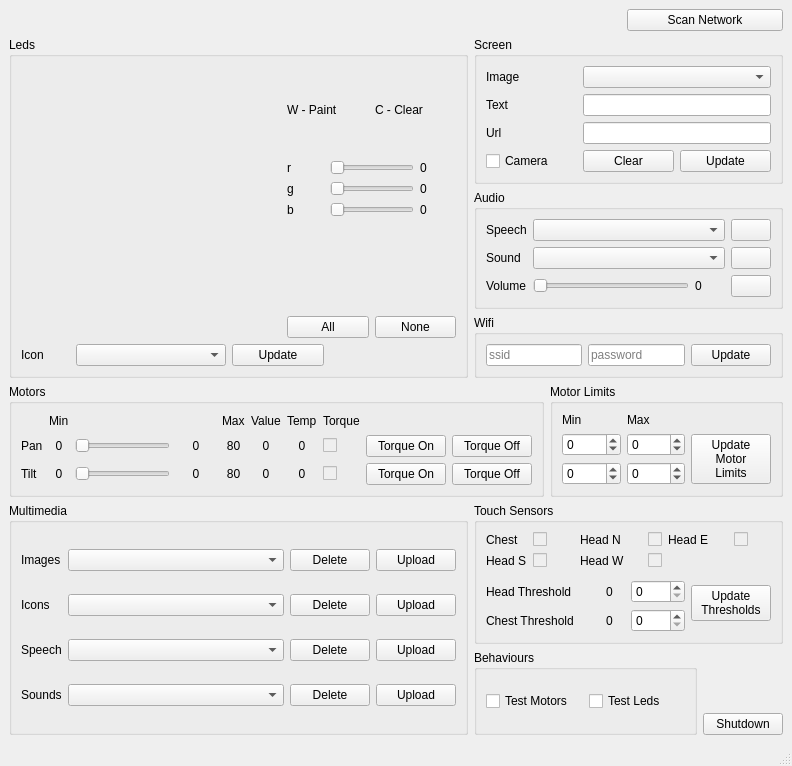
Above: app/main_window.ui from idmind-robotics/elmo before the change. Below: the same form after it.
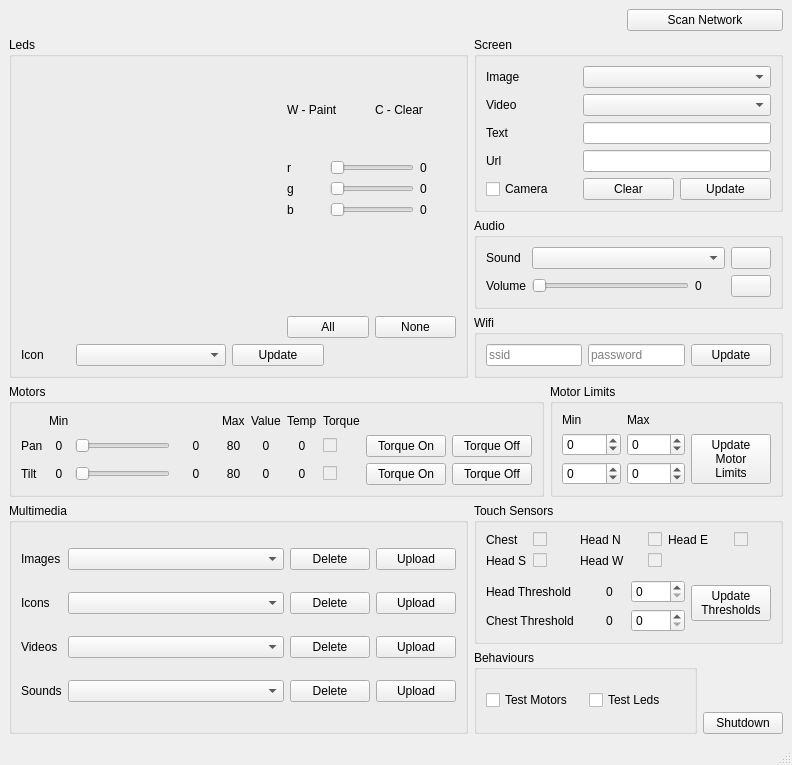
That is the form after the change. Icons and pictures are not drawn.

Commit message: integrating video

Patch:
```diff
--- a/app/main_window.ui
+++ b/app/main_window.ui
@@ -7,7 +7,7 @@
     <x>0</x>
     <y>0</y>
     <width>792</width>
-    <height>766</height>
+    <height>765</height>
    </rect>
   </property>
   <property name="minimumSize">
@@ -20,7 +20,7 @@
    <string>MainWindow</string>
   </property>
   <property name="windowIcon">
-   <iconset resource="resource.qrc">
+   <iconset>
     <normaloff>:/res/icon.ico</normaloff>:/res/icon.ico</iconset>
   </property>
   <widget class="QWidget" name="centralwidget">
@@ -352,8 +352,8 @@
       <property name="title">
        <string>Screen</string>
       </property>
-      <layout class="QGridLayout" name="gridLayout_14">
-       <item row="0" column="0">
+      <layout class="QGridLayout" name="gridLayout_10">
+       <item row="0" column="1">
         <widget class="QLabel" name="label_35">
          <property name="font">
           <font>
@@ -365,16 +365,7 @@
          </property>
         </widget>
        </item>
-       <item row="0" column="1" colspan="2">
-        <widget class="QComboBox" name="screen_image_list">
-         <property name="font">
-          <font>
-           <pointsize>9</pointsize>
-          </font>
-         </property>
-        </widget>
-       </item>
-       <item row="1" column="0">
+       <item row="2" column="1">
         <widget class="QLabel" name="label_36">
          <property name="font">
           <font>
@@ -386,7 +377,7 @@
          </property>
         </widget>
        </item>
-       <item row="1" column="1" colspan="2">
+       <item row="2" column="2" colspan="2">
         <widget class="QLineEdit" name="screen_text">
          <property name="font">
           <font>
@@ -395,7 +386,7 @@
          </property>
         </widget>
        </item>
-       <item row="2" column="0">
+       <item row="3" column="1">
         <widget class="QLabel" name="label_37">
          <property name="font">
           <font>
@@ -407,7 +398,7 @@
          </property>
         </widget>
        </item>
-       <item row="2" column="1" colspan="2">
+       <item row="3" column="2" colspan="2">
         <widget class="QLineEdit" name="screen_url">
          <property name="font">
           <font>
@@ -416,7 +407,7 @@
          </property>
         </widget>
        </item>
-       <item row="3" column="0">
+       <item row="4" column="1">
         <widget class="QCheckBox" name="screen_camera">
          <property name="font">
           <font>
@@ -428,7 +419,7 @@
          </property>
         </widget>
        </item>
-       <item row="3" column="1">
+       <item row="4" column="2">
         <widget class="QPushButton" name="screen_clear">
          <property name="font">
           <font>
@@ -440,7 +431,7 @@
          </property>
         </widget>
        </item>
-       <item row="3" column="2">
+       <item row="4" column="3">
         <widget class="QPushButton" name="screen_update">
          <property name="font">
           <font>
@@ -452,6 +443,36 @@
          </property>
         </widget>
        </item>
+       <item row="1" column="2" colspan="2">
+        <widget class="QComboBox" name="screen_video_list">
+         <property name="font">
+          <font>
+           <pointsize>9</pointsize>
+          </font>
+         </property>
+        </widget>
+       </item>
+       <item row="1" column="1">
+        <widget class="QLabel" name="label_38">
+         <property name="font">
+          <font>
+           <pointsize>9</pointsize>
+          </font>
+         </property>
+         <property name="text">
+          <string>Video</string>
+         </property>
+        </widget>
+       </item>
+       <item row="0" column="2" colspan="2">
+        <widget class="QComboBox" name="screen_image_list">
+         <property name="font">
+          <font>
+           <pointsize>9</pointsize>
+          </font>
+         </property>
+        </widget>
+       </item>
       </layout>
      </widget>
     </item>
@@ -467,43 +488,6 @@
       </property>
       <layout class="QGridLayout" name="gridLayout_16">
        <item row="0" column="0">
-        <widget class="QLabel" name="label_29">
-         <property name="font">
-          <font>
-           <pointsize>9</pointsize>
-          </font>
-         </property>
-         <property name="text">
-          <string>Speech</string>
-         </property>
-        </widget>
-       </item>
-       <item row="0" column="1" colspan="2">
-        <widget class="QComboBox" name="audio_speech_list">
-         <property name="font">
-          <font>
-           <pointsize>9</pointsize>
-          </font>
-         </property>
-        </widget>
-       </item>
-       <item row="0" column="3">
-        <widget class="QPushButton" name="audio_play_speech">
-         <property name="font">
-          <font>
-           <pointsize>9</pointsize>
-          </font>
-         </property>
-         <property name="text">
-          <string/>
-         </property>
-         <property name="icon">
-          <iconset resource="resource.qrc">
-           <normaloff>:/res/icons/control.png</normaloff>:/res/icons/control.png</iconset>
-         </property>
-        </widget>
-       </item>
-       <item row="1" column="0">
         <widget class="QLabel" name="label_32">
          <property name="font">
           <font>
@@ -515,7 +499,7 @@
          </property>
         </widget>
        </item>
-       <item row="1" column="1" colspan="2">
+       <item row="0" column="1" colspan="2">
         <widget class="QComboBox" name="audio_sound_list">
          <property name="font">
           <font>
@@ -524,7 +508,7 @@
          </property>
         </widget>
        </item>
-       <item row="1" column="3">
+       <item row="0" column="3">
         <widget class="QPushButton" name="audio_play_sound">
          <property name="font">
           <font>
@@ -535,12 +519,12 @@
           <string/>
          </property>
          <property name="icon">
-          <iconset resource="resource.qrc">
+          <iconset>
            <normaloff>:/res/icons/control.png</normaloff>:/res/icons/control.png</iconset>
          </property>
         </widget>
        </item>
-       <item row="2" column="0">
+       <item row="1" column="0">
         <widget class="QLabel" name="label_33">
          <property name="font">
           <font>
@@ -552,7 +536,7 @@
          </property>
         </widget>
        </item>
-       <item row="2" column="1">
+       <item row="1" column="1">
         <widget class="QSlider" name="audio_volume">
          <property name="font">
           <font>
@@ -564,7 +548,7 @@
          </property>
         </widget>
        </item>
-       <item row="2" column="2">
+       <item row="1" column="2">
         <widget class="QLabel" name="label_43">
          <property name="minimumSize">
           <size>
@@ -582,7 +566,7 @@
          </property>
         </widget>
        </item>
-       <item row="2" column="3">
+       <item row="1" column="3">
         <widget class="QPushButton" name="audio_pause">
          <property name="font">
           <font>
@@ -593,7 +577,7 @@
           <string/>
          </property>
          <property name="icon">
-          <iconset resource="resource.qrc">
+          <iconset>
            <normaloff>:/res/icons/control-pause.png</normaloff>:/res/icons/control-pause.png</iconset>
          </property>
         </widget>
@@ -1266,12 +1250,12 @@
           </font>
          </property>
          <property name="text">
-          <string>Speech</string>
+          <string>Videos</string>
          </property>
         </widget>
        </item>
        <item row="2" column="1">
-        <widget class="QComboBox" name="multimedia_speech_list">
+        <widget class="QComboBox" name="multimedia_video_list">
          <property name="font">
           <font>
            <pointsize>9</pointsize>
@@ -1280,7 +1264,7 @@
         </widget>
        </item>
        <item row="2" column="2">
-        <widget class="QPushButton" name="multimedia_speech_delete">
+        <widget class="QPushButton" name="multimedia_video_delete">
          <property name="font">
           <font>
            <pointsize>9</pointsize>
@@ -1292,7 +1276,7 @@
         </widget>
        </item>
        <item row="2" column="3">
-        <widget class="QPushButton" name="multimedia_speech_upload">
+        <widget class="QPushButton" name="multimedia_video_upload">
          <property name="font">
           <font>
            <pointsize>9</pointsize>
```
The commit also changes 13 other files.
